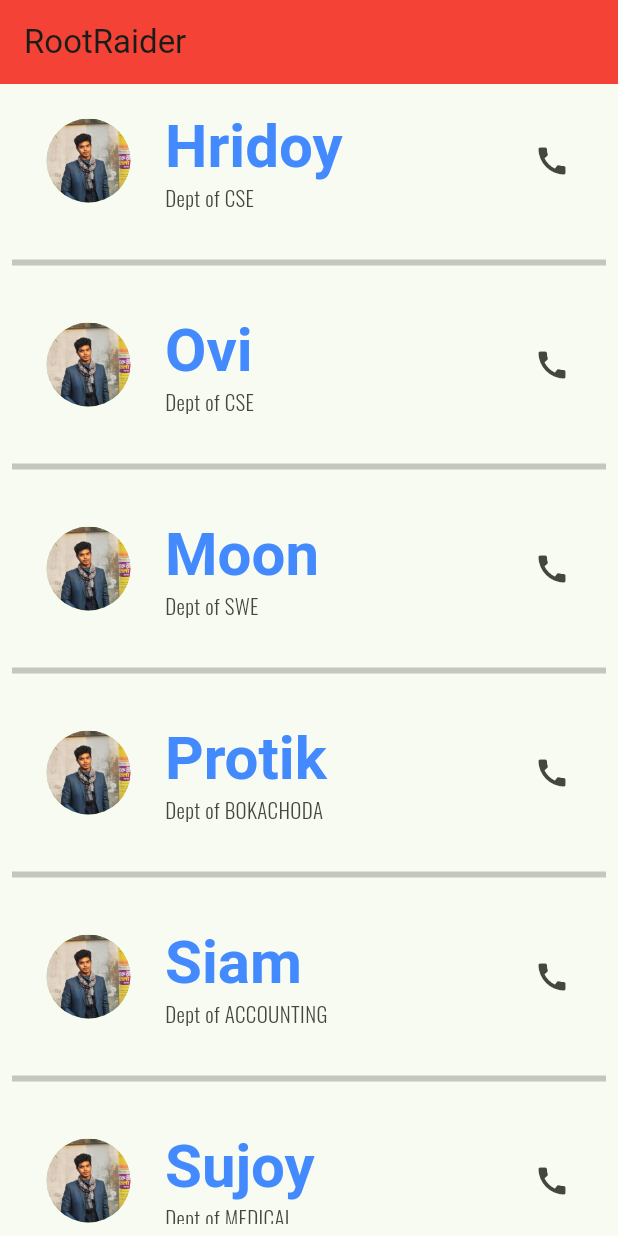
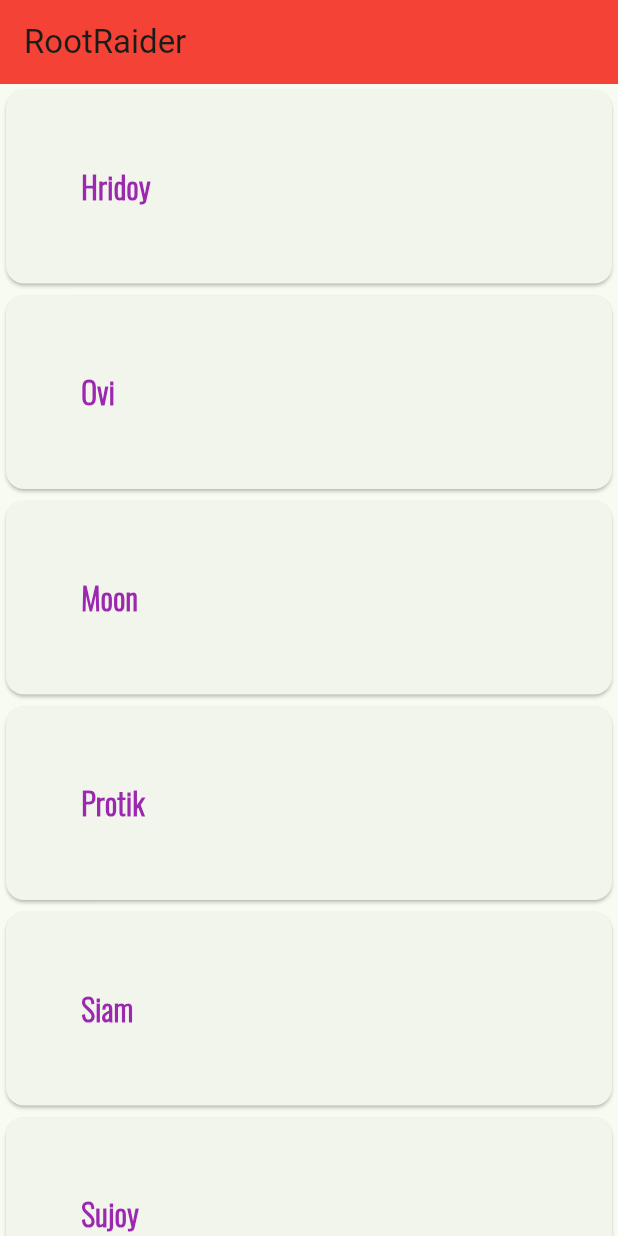
Before and after one commit to rshhridoy/flutter-playground, a Flutter app: the screen it shows after launch, on a phone screen of 412 x 824 dp. Run offline on Flutter 3.47's test engine with Material 3 defaults, Android fonts, the phone set to English and light mode, and no system bars.

Commit message:
card widget

```diff
--- a/lib/main.dart
+++ b/lib/main.dart
@@ -48,39 +48,21 @@ class _MyHomePageState extends State<MyHomePage> {
           backgroundColor: Colors.red,
           title: Text("RootRaider"),
         ),
-      body: Padding(
-        padding: const EdgeInsets.all(8.0),
-        child: ListView.separated(
+        body: Container(
+          height: 1080,
+          width: 500,
+          child: ListView.builder(
             itemBuilder: (context, index) {
-            return ListTile(
-              leading: SizedBox(
-                height: 70,
-                width: 70,
-                child: CircleAvatar(
-                  backgroundImage: AssetImage('assets/images/pic.jpg'),
-                ),
-              ),
-              title: Text(arrNames[index],
-                  style: Theme.of(context)
-                      .textTheme
-                      .headlineLarge!
-                      .copyWith(color: Colors.blueAccent)),
-              subtitle: Text(
-                "Dept of ${arrDept[index]}",
-                style: textfont(),
-              ),
-              trailing: Icon(Icons.call),
-            );
+              return Card(
+                  child: Padding(
+                      padding: const EdgeInsets.all(50),
+                      child: Text(
+                        arrNames[index],
+                        style: customfont(),
+                      )));
             },
             itemCount: arrNames.length,
-          separatorBuilder: (context, index) {
-            return Divider(
-              height: 50,
-              thickness: 4,
-            );
-          },
           ),
-      ),
-    );
+        ));
   }
 }
--- a/lib/style/style.dart
+++ b/lib/style/style.dart
@@ -1,7 +1,11 @@
 import 'package:flutter/material.dart';
 
 TextStyle customfont() {
-  return TextStyle(fontSize: 20, color: Colors.purple);
+  return TextStyle(
+      fontSize: 20,
+      color: Colors.purple,
+      fontWeight: FontWeight.bold,
+      fontFamily: "Trajan Pro");
 }
 
 TextStyle textfont() {
```
Lines whose indentation alone changed are shown as unchanged.
